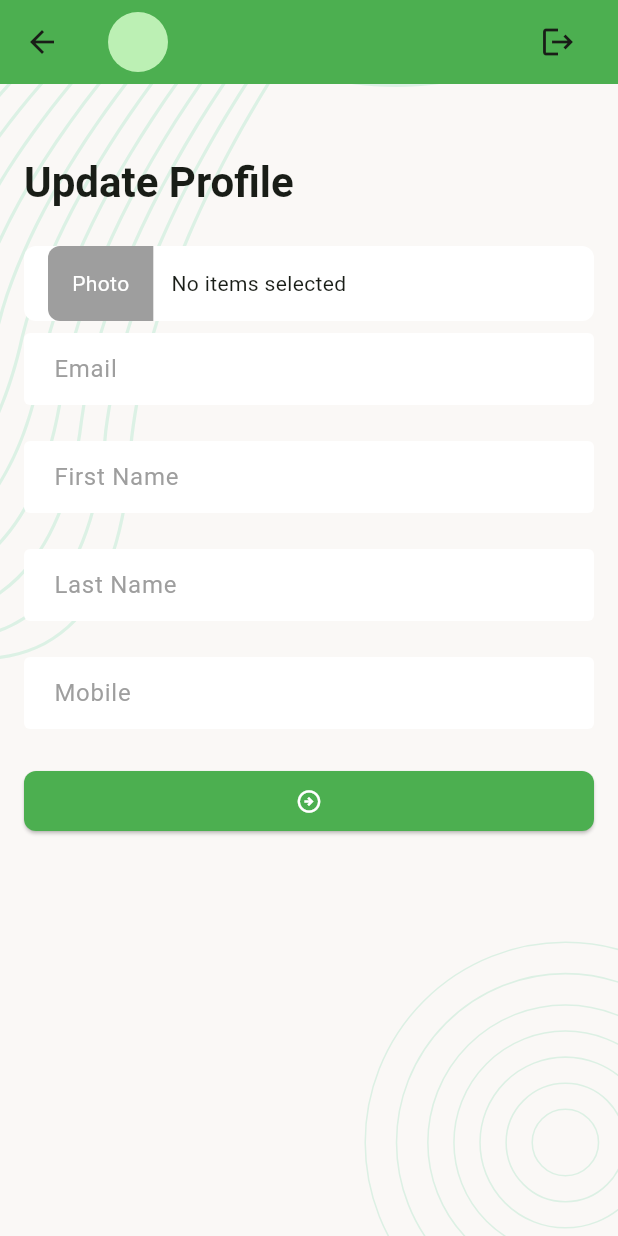
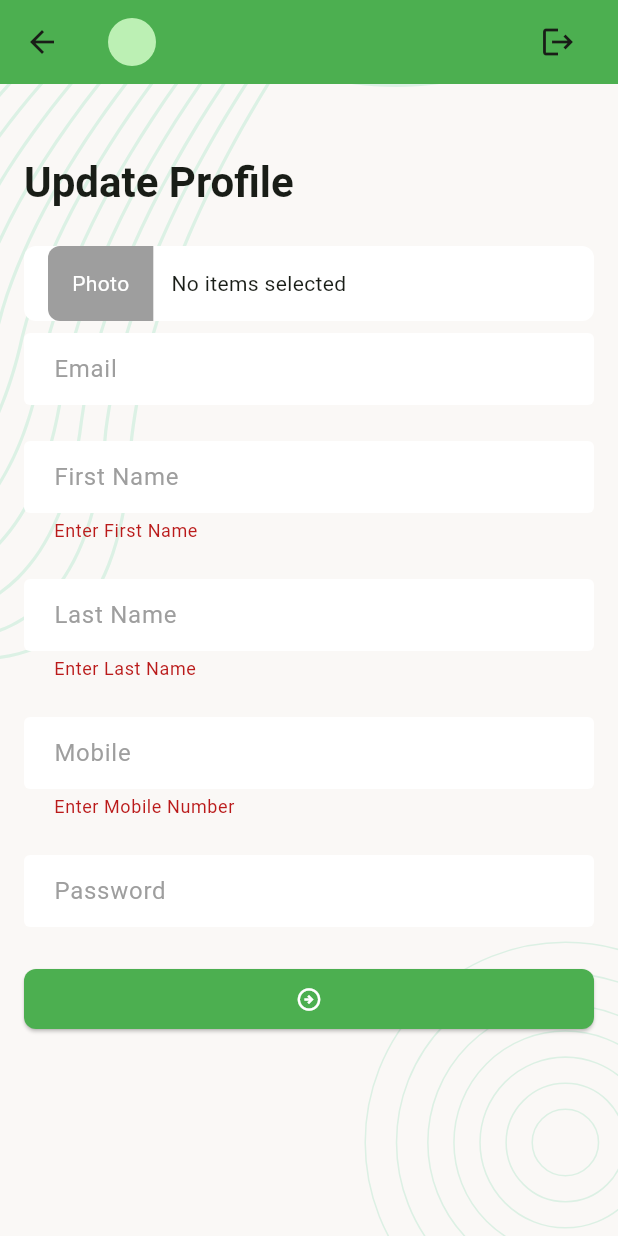
Before and after one commit to Siam-Sazid/Task-Manager-App, a Flutter app: the UpdateProfileScreen screen opened directly, after a tap on the "arrow circle right" icon, on a phone screen of 412 x 824 dp. Run offline on Flutter 3.47's test engine with Material 3 defaults, Android fonts, the phone set to English and light mode, and no system bars; our stand-ins replace flutter_svg, image_picker, pin_code_fields, shared_preferences; accounts and stored records are empty.

Commit message:
update profile

```diff
--- a/lib/data/utils/urls.dart
+++ b/lib/data/utils/urls.dart
@@ -4,6 +4,7 @@ class Urls{
   static const String loginUrl = '$_baseUrl/login';
   static const String createNewTaskUrl = '$_baseUrl/createTask';
   static const String taskCountByStatusUrl = '$_baseUrl/taskStatusCount';
+  static const String updateProfile = '$_baseUrl/profileUpdate';
   static  String taskListByStatusUrl(String status) => '$_baseUrl/listTaskByStatus/$status';
   static String deleteTask(String id) => '$_baseUrl/deleteTask/$id';
   static String updateStatusTask(String id,String status) => '$_baseUrl/updateTaskStatus/$id/$status';
--- a/lib/screens/update_profile_screen.dart
+++ b/lib/screens/update_profile_screen.dart
@@ -1,5 +1,13 @@
+import 'dart:convert';
+
 import 'package:flutter/material.dart';
+import 'package:image_picker/image_picker.dart';
+import 'package:task_manager/controllers/auth_controller.dart';
+import 'package:task_manager/data/services/network_caller.dart';
+import 'package:task_manager/data/utils/urls.dart';
+import 'package:task_manager/widget/custom_circular_progress_indicator.dart';
 import 'package:task_manager/widget/screen_background.dart';
+import 'package:task_manager/widget/snackbar_message.dart';
 import 'package:task_manager/widget/tm_app_bar.dart';
 
 class UpdateProfileScreen extends StatefulWidget {
@@ -14,7 +22,20 @@ class _UpdateProfileScreenState extends State<UpdateProfileScreen> {
   final TextEditingController _firstNameController = TextEditingController();
   final TextEditingController _lastNameController = TextEditingController();
   final TextEditingController _mobileController = TextEditingController();
+  final TextEditingController _passwordController = TextEditingController();
   final GlobalKey<FormState> _formKey = GlobalKey<FormState>();
+  XFile?  _pickedImage;
+  bool _updateProfileInProgress = false ;
+
+  @override
+  void initState() {
+    super.initState();
+    _emailController.text = AuthController.userModel?.email ?? '';
+    _firstNameController.text = AuthController.userModel?.firstName ?? '';
+    _lastNameController.text = AuthController.userModel?.lastName ?? '';
+    _mobileController.text = AuthController.userModel?.mobile ?? '';
+
+  }
   @override
   Widget build(BuildContext context) {
     final textTheme = Theme.of(context).textTheme;
@@ -41,9 +62,11 @@ class _UpdateProfileScreenState extends State<UpdateProfileScreen> {
              _buildPhotoPicker(),
               const SizedBox(height: 8,),
               TextFormField(
+                enabled: false,
                 controller: _emailController,
                 keyboardType: TextInputType.emailAddress,
                 decoration: const InputDecoration(hintText: 'Email'),
+
               ),
               const SizedBox(
                 height: 24,
@@ -52,6 +75,12 @@ class _UpdateProfileScreenState extends State<UpdateProfileScreen> {
                 controller: _firstNameController,
 
                 decoration: const InputDecoration(hintText: 'First Name'),
+                validator: (String? value){
+                  if(value?.trim().isEmpty ?? true){
+                    return 'Enter First Name';
+                  }
+
+                },
               ),
               const SizedBox(
                 height: 24,
@@ -60,6 +89,12 @@ class _UpdateProfileScreenState extends State<UpdateProfileScreen> {
                 controller: _lastNameController,
 
                 decoration: const InputDecoration(hintText: 'Last Name'),
+                validator: (String? value){
+                  if(value?.trim().isEmpty ?? true){
+                    return 'Enter Last Name';
+                  }
+
+                },
               ),
               const SizedBox(
                 height: 24,
@@ -68,13 +103,32 @@ class _UpdateProfileScreenState extends State<UpdateProfileScreen> {
                 controller: _mobileController,
                 keyboardType: TextInputType.number,
                 decoration: const InputDecoration(hintText: 'Mobile'),
+                validator: (String? value){
+                  if(value?.trim().isEmpty ?? true){
+                    return 'Enter Mobile Number';
+                  }
+
+                },
               ),
                   const SizedBox(
                     height: 24,
                   ),
-                  ElevatedButton(
-                    onPressed: () {},
+                  TextFormField(
+                    controller: _passwordController,
+                    obscureText: true,
+                    decoration: const InputDecoration(hintText: 'Password'),
+
+                  ),
+                  const SizedBox(
+                    height: 24,
+                  ),
+                  Visibility(
+                    visible: _updateProfileInProgress == false,
+                    replacement: CustomCircularProgressIndicator(),
+                    child: ElevatedButton(
+                      onPressed: _onTapUpdateButton,
                       child: const Icon(Icons.arrow_circle_right_outlined),
+                    ),
                   ),
                 ],
               ),
@@ -85,8 +139,12 @@ class _UpdateProfileScreenState extends State<UpdateProfileScreen> {
     );
   }
 
+
+
   Widget _buildPhotoPicker() {
-    return Container(
+    return GestureDetector(
+      onTap: _pickImage,
+      child: Container(
              height: 50,
              padding: EdgeInsets.symmetric(horizontal: 16),
              decoration: BoxDecoration(
@@ -112,10 +170,70 @@ class _UpdateProfileScreenState extends State<UpdateProfileScreen> {
                    ),
                  ),
                  const SizedBox(width: 12,),
-               const Text('No items selected',maxLines: 1,)
+                  Text( _pickedImage == null ? 'No items selected' : _pickedImage!.name ,maxLines: 1,)
                ],
              ),
+           ),
     );
+  }
+  Future <void> _pickImage() async{
+    ImagePicker imagePicker = ImagePicker();
+   XFile? image = await imagePicker.pickImage(source: ImageSource.gallery);
+   if(image != null){
+     _pickedImage = image;
+     setState(() {
+
+     });
+   }
+}
+
+ void _onTapUpdateButton() {
+    if(_formKey.currentState!.validate()){
+   _updateProfile();
+    }
+
+ }
+
+ Future <void> _updateProfile () async{
+   _updateProfileInProgress = true;
+   setState(() {
+
+   });
+  Map < String, dynamic> requestBody = {
+    "email":_emailController.text.trim(),
+    "firstName":_firstNameController.text.trim(),
+    "lastName":_lastNameController.text.trim(),
+    "mobile":_mobileController.text.trim(),
+
+  };
+
+  if(_pickedImage != null){
+  List <int> imageBytes = await _pickedImage!.readAsBytes();
+  requestBody['photo'] = base64Encode(imageBytes);
+
+  }
+  if(_passwordController.text.isNotEmpty){
+    requestBody['password'] = _passwordController.text;
+
+  }
+   final NetworkResponse response = await NetworkCaller.postRequest(
+       url: Urls.updateProfile,
+       body: requestBody,
+
+   );
+   _updateProfileInProgress = false;
+   setState(() {
+
+   });
+  if(response.isSuccess){
+
+  _passwordController.clear();
+  }
+  else{
+    showSnackBarMessage(context, response.errorMessage);
+
+  }
+
  }
   @override
   void dispose() {
--- a/lib/widget/tm_app_bar.dart
+++ b/lib/widget/tm_app_bar.dart
@@ -1,3 +1,5 @@
+import 'dart:convert';
+
 import 'package:flutter/material.dart';
 import 'package:task_manager/controllers/auth_controller.dart';
 import 'package:task_manager/screens/sign_in_screen.dart';
@@ -19,7 +21,15 @@ class TMAppBar extends StatelessWidget implements PreferredSizeWidget {
       backgroundColor: AppColor.themeColor,
       title:  Row(
         children: [
-          CircleAvatar(),
+          CircleAvatar(
+            radius:  16,
+            backgroundImage: MemoryImage(
+                 base64Decode(AuthController.userModel?.photo ?? '')
+
+            ),
+            onBackgroundImageError: (_, __) => Icon(Icons.person),
+
+          ),
           const SizedBox(width: 16,),
           Expanded(
             child: GestureDetector(
--- a/pubspec.yaml
+++ b/pubspec.yaml
@@ -7,7 +7,7 @@ publish_to: 'none' # Remove this line if you wish to publish to pub.dev
 version: 1.0.0+1
 
 environment:
-  sdk: ^3.5.0
+  sdk: ^3.5.3
 
 # Dependencies specify other packages that your package needs in order to work.
 # To automatically upgrade your package dependencies to the latest versions
@@ -26,6 +26,7 @@ dependencies:
   flutter_svg: ^2.0.17
   pin_code_fields: ^8.0.1
   http: ^1.3.0
+  image_picker: ^1.1.2
   shared_preferences: ^2.5.2
 dependency_overrides:
   shared_preferences_android: 2.2.0
```
Also changed, not shown: pubspec.lock, 9 other files. Lines whose indentation alone changed are shown as unchanged.
